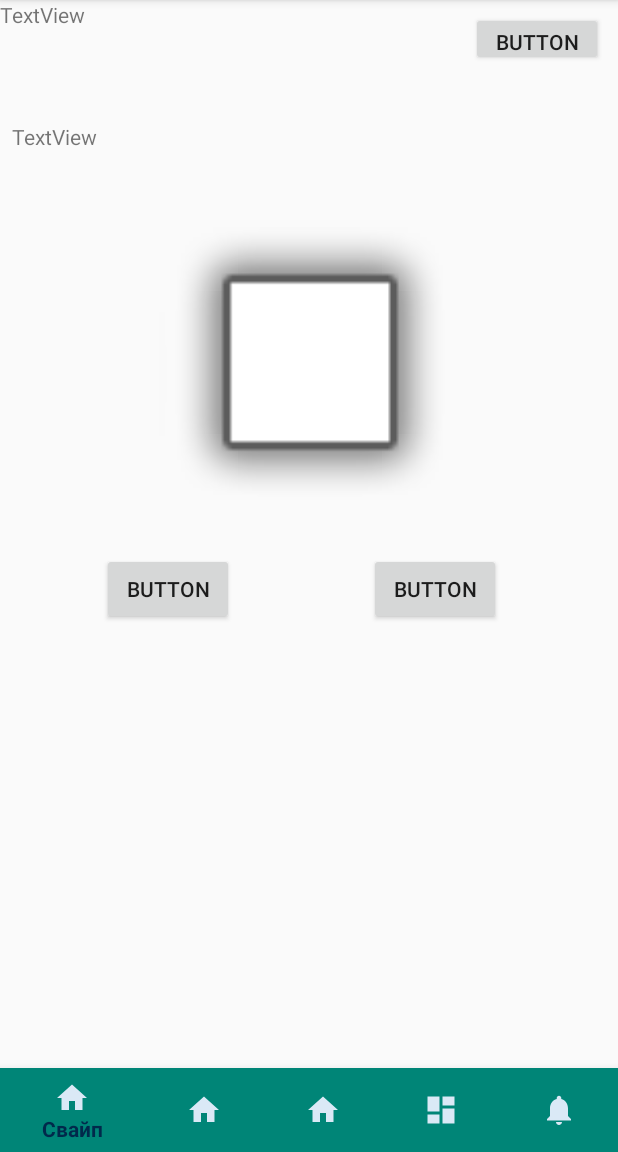
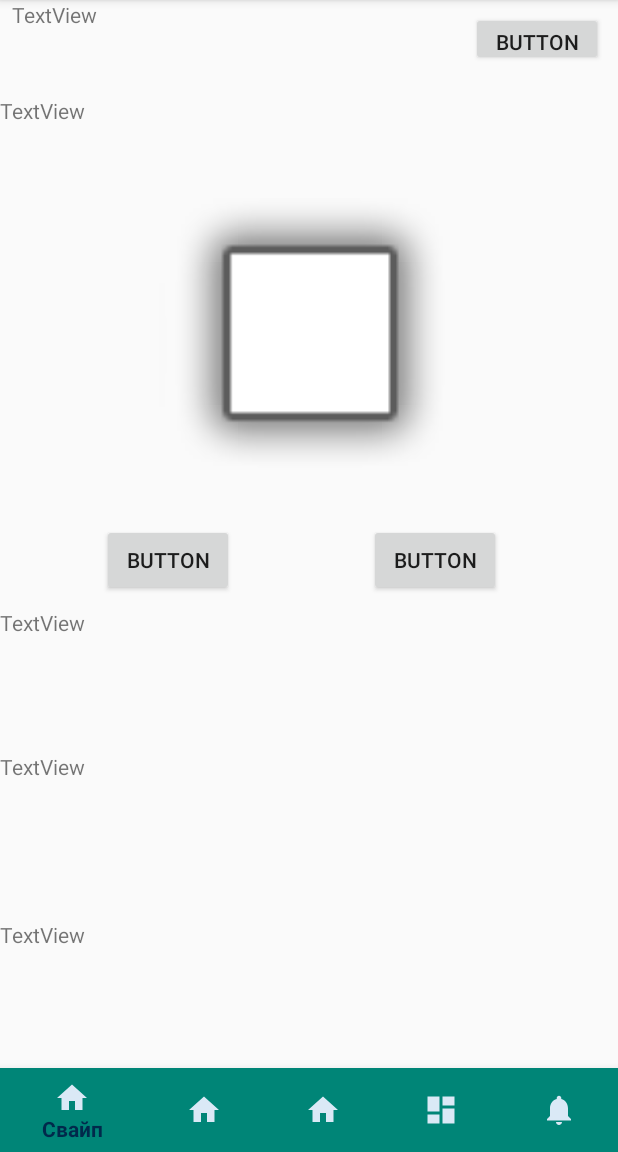
Before and after one commit to Deomap/Flintro, an Android app: the SwipeActivity screen opened directly, with no data from a screen before it, on a phone screen of 412 x 824 dp, the part 84-1236 px from its top. Run offline under Robolectric (Android 15) with nearby library versions, the phone set to English and light mode, and no system bars; our stand-ins replace Firebase (no records; nobody signed in at launch, a user with empty details on screens opened directly).

Commit message:
experiments with lists
Signed-off-by: Deomap <deomapps@gmail.com>

```diff
--- a/app/src/main/java/com/deomap/flintro/SwipeActivity/SwipeActivity.java
+++ b/app/src/main/java/com/deomap/flintro/SwipeActivity/SwipeActivity.java
@@ -7,6 +7,10 @@ import android.content.Intent;
 import android.os.Bundle;
 import android.util.Log;
 import android.view.MenuItem;
+import android.view.View;
+import android.widget.Button;
+import android.widget.ImageView;
+import android.widget.ListView;
 import android.widget.TextView;
 
 import com.deomap.flintro.ChatActivity.ChatActivity;
@@ -18,6 +22,17 @@ import com.deomap.flintro.adapter.MainPartContract;
 import com.google.android.material.bottomnavigation.BottomNavigationView;
 
 public class SwipeActivity extends AppCompatActivity implements MainPartContract.iSwipeActivity {
+
+    private Button foundUserReportBtn;
+    private Button foundUserLikeBtn;
+    private Button foundUserDislikeBtn;
+    private TextView userMatchedAnswers1;
+    private TextView userMatchedAnswers2;
+    private TextView userMatchedAnswers3;
+    private TextView foundUserMainStatus;
+    private TextView foundUserName;
+    private ImageView foundUserPhoto;
+
 
     private MainPartContract.iSwipePresenter mPresenter;
     private BottomNavigationView.OnNavigationItemSelectedListener mOnNavigationItemSelectedListener
@@ -79,7 +94,27 @@ public class SwipeActivity extends AppCompatActivity implements MainPartContract
         BottomNavigationView navView = findViewById(R.id.nav_view);
         navView.setOnNavigationItemSelectedListener(mOnNavigationItemSelectedListener);
         navView.getMenu().findItem(R.id.navigation_swipe).setChecked(true);
+
+        foundUserDislikeBtn = findViewById(R.id.foundUserDislikeBtn);
+        foundUserLikeBtn = findViewById(R.id.foundUserLikeBtn);
+        foundUserMainStatus = findViewById(R.id.foundUserMainStatus);
+        foundUserName = findViewById(R.id.foundUserName);
+        foundUserPhoto = findViewById(R.id.foundUserPhoto);
+        foundUserReportBtn = findViewById(R.id.foundUserReportBtn);
+        userMatchedAnswers1 = findViewById(R.id.userMatchedAnswers1);
+        userMatchedAnswers2 = findViewById(R.id.userMatchedAnswers2);
+        userMatchedAnswers3 = findViewById(R.id.userMatchedAnswers3);
+
         overridePendingTransition(0, 0);
+    }
+
+
+    public void likeUserBtnClck(View view){
+
+    }
+
+    public void dislikeUserBtnClck(View view){
+
     }
 
     @Override
--- a/app/src/main/java/com/deomap/flintro/adapter/MainPartContract.java
+++ b/app/src/main/java/com/deomap/flintro/adapter/MainPartContract.java
@@ -25,7 +25,7 @@ public interface MainPartContract {
     }
 
     interface iLikesActivity extends View{
-        void setList(ArrayList<String> finalList);
+        void setList(ArrayList<String> universalList, ArrayList<String> extraInfoList);
         void likesListClickedNext(int arg_mode);
         void checkBoxesStateChange(String mode);
         void nullFinalList();
@@ -68,7 +68,7 @@ public interface MainPartContract {
     interface iLikesPresenter extends Presenter{
         void getList(int arg);
         void setCBMode(int mode);
-        void compileLists(int mode);
+        void compileListsOLD(int mode);
         void likesListClicked(int pos);
     }
 
--- a/app/src/main/res/layout/activity_chat.xml
+++ b/app/src/main/res/layout/activity_chat.xml
@@ -35,7 +35,7 @@
         app:layout_constraintTop_toTopOf="parent" />
 
     <ListView
-        android:id="@+id/lvMain"
+        android:id="@+id/productList"
         android:layout_width="395dp"
         android:layout_height="600dp"
         android:layout_marginStart="8dp"
--- a/app/src/main/res/layout/activity_swipe.xml
+++ b/app/src/main/res/layout/activity_swipe.xml
@@ -24,7 +24,7 @@
         android:layout_width="match_parent"
         android:layout_height="match_parent"
         tools:layout_editor_absoluteX="0dp"
-        tools:layout_editor_absoluteY="36dp">
+        tools:layout_editor_absoluteY="0dp">
 
         <LinearLayout
             android:layout_width="match_parent"
@@ -33,7 +33,7 @@
 
             <RelativeLayout
                 android:layout_width="match_parent"
-                android:layout_height="81dp">
+                android:layout_height="wrap_content">
 
                 <Button
                     android:id="@+id/foundUserReportBtn"
@@ -47,21 +47,22 @@
                     android:text="Button" />
 
                 <TextView
-                    android:id="@+id/foundUserMainStatus"
-                    android:layout_width="286dp"
-                    android:layout_height="52dp"
-                    android:layout_alignParentStart="true"
-                    android:layout_marginStart="0dp"
+                    android:id="@+id/foundUserName"
+                    android:layout_width="278dp"
+                    android:layout_height="56dp"
+                    android:layout_marginStart="8dp"
                     android:layout_marginEnd="8dp"
                     android:layout_marginBottom="8dp"
                     android:text="TextView" />
+
             </RelativeLayout>
 
             <TextView
-                android:id="@+id/foundUserName"
-                android:layout_width="389dp"
-                android:layout_height="54dp"
-                android:layout_marginStart="8dp"
+                android:id="@+id/foundUserMainStatus"
+                android:layout_width="286dp"
+                android:layout_height="52dp"
+                android:layout_alignParentStart="true"
+                android:layout_marginStart="0dp"
                 android:layout_marginEnd="8dp"
                 android:layout_marginBottom="8dp"
                 android:text="TextView" />
@@ -89,6 +90,7 @@
                     android:layout_marginTop="8dp"
                     android:layout_marginEnd="8dp"
                     android:layout_marginBottom="8dp"
+                    android:onClick="likeUserBtnClck"
                     android:text="Button" />
 
                 <Button
@@ -100,17 +102,27 @@
                     android:layout_marginTop="8dp"
                     android:layout_marginEnd="78dp"
                     android:layout_marginBottom="8dp"
+                    android:onClick="dislikeUserBtnClck"
                     android:text="Button" />
             </RelativeLayout>
 
-            <ListView
-                android:id="@+id/userMatchedAnswersList"
-                android:layout_width="395dp"
-                android:layout_height="211dp"
-                android:layout_marginStart="8dp"
-                android:layout_marginTop="8dp"
-                android:layout_marginEnd="8dp"
-                android:layout_marginBottom="8dp" />
+            <TextView
+                android:id="@+id/userMatchedAnswers1"
+                android:layout_width="match_parent"
+                android:layout_height="96dp"
+                android:text="TextView" />
+
+            <TextView
+                android:id="@+id/userMatchedAnswers2"
+                android:layout_width="match_parent"
+                android:layout_height="112dp"
+                android:text="TextView" />
+
+            <TextView
+                android:id="@+id/userMatchedAnswers3"
+                android:layout_width="match_parent"
+                android:layout_height="122dp"
+                android:text="TextView" />
 
         </LinearLayout>
     </ScrollView>
```
Also changed, not shown: app/src/main/java/com/deomap/flintro/ChatActivity/ChatActivity.java (+17 -0 lines), app/src/main/java/com/deomap/flintro/LikesActivity/LikesActivity.java (+54 -45 lines), app/src/main/java/com/deomap/flintro/LikesActivity/LikesPresenter.java (+133 -41 lines), app/src/main/java/com/deomap/flintro/adapter/FirestoreDataTranslator.java (+6 -1 lines), app/src/main/java/com/deomap/flintro/adapter/Product.java (added, +35 -0 lines), app/src/main/java/com/deomap/flintro/adapter/ProductAdapter.java (added, +76 -0 lines), app/src/main/res/layout/list_item.xml (added, +50 -0 lines).
